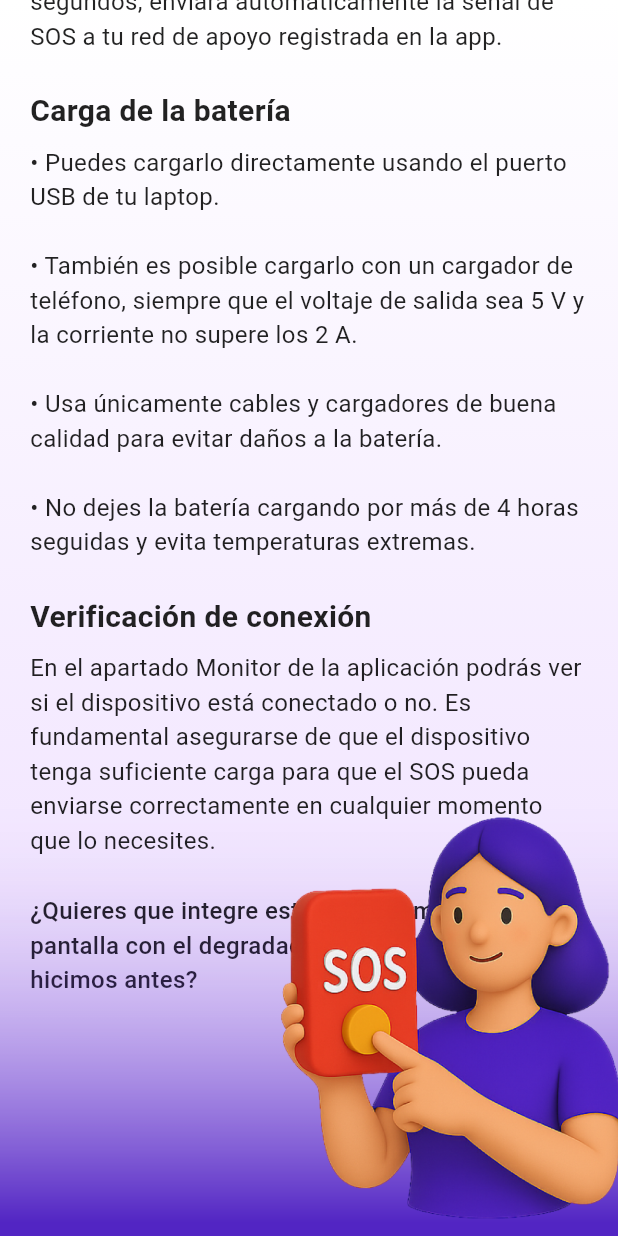
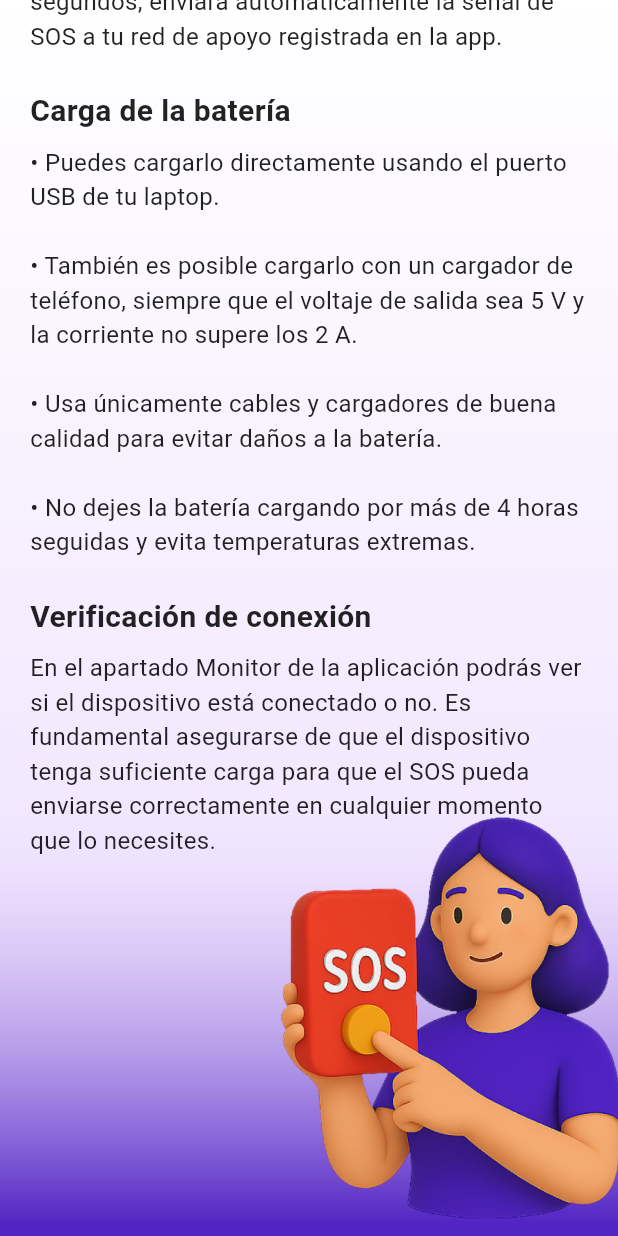
Before and after one commit to EndersonCh/contigo_aplicativo, a Flutter app: the InstruccionesScreen screen opened directly, scrolled down 851 dp, on a phone screen of 412 x 824 dp. Run offline on Flutter 3.47's test engine with Material 3 defaults, Android fonts, the light colour scheme and no system bars; our stand-ins replace carousel_slider, flutter_blue_plus, flutter_dotenv, flutter_secure_storage, geolocator, permission_handler and 1 more; missing offline and left inert: flutter_foreground_task; accounts and stored records are empty.

Commit message:
cambios en la mañana

```diff
--- a/lib/screens/instrucciones_screen.dart
+++ b/lib/screens/instrucciones_screen.dart
@@ -128,17 +128,7 @@ class InstruccionesScreen extends StatelessWidget {
                     style: TextStyle(fontSize: 16, color: Colors.black87),
                   ),
 
-                  const SizedBox(height: 24),
-                  const Text(
-                    '¿Quieres que integre este texto formateado en la pantalla con el degradado y la imagen fija que hicimos antes?',
-                    style: TextStyle(
-                      fontSize: 16,
-                      fontWeight: FontWeight.w500,
-                      color: Colors.black87,
-                    ),
-                  ),
-
-                  const SizedBox(height: 140),
+                  const SizedBox(height: 400),
                 ],
               ),
             ),
--- a/lib/screens/verRed_screen.dart
+++ b/lib/screens/verRed_screen.dart
@@ -44,8 +44,9 @@ class _VerredScreenState extends State<VerredScreen> {
     return Scaffold(
       appBar: AppBar(
         title: const Text(
-          "Mis Contactos",
-          style: TextStyle(color: Colors.white),
+          "Mi Red de apoyo",
+          style: TextStyle(color: Colors.white,
+          ),
         ),
         backgroundColor: const Color.fromARGB(255, 125, 37, 213),
       ),
```
Also changed, not shown: lib/screens/home.dart (+8 -8 lines).
